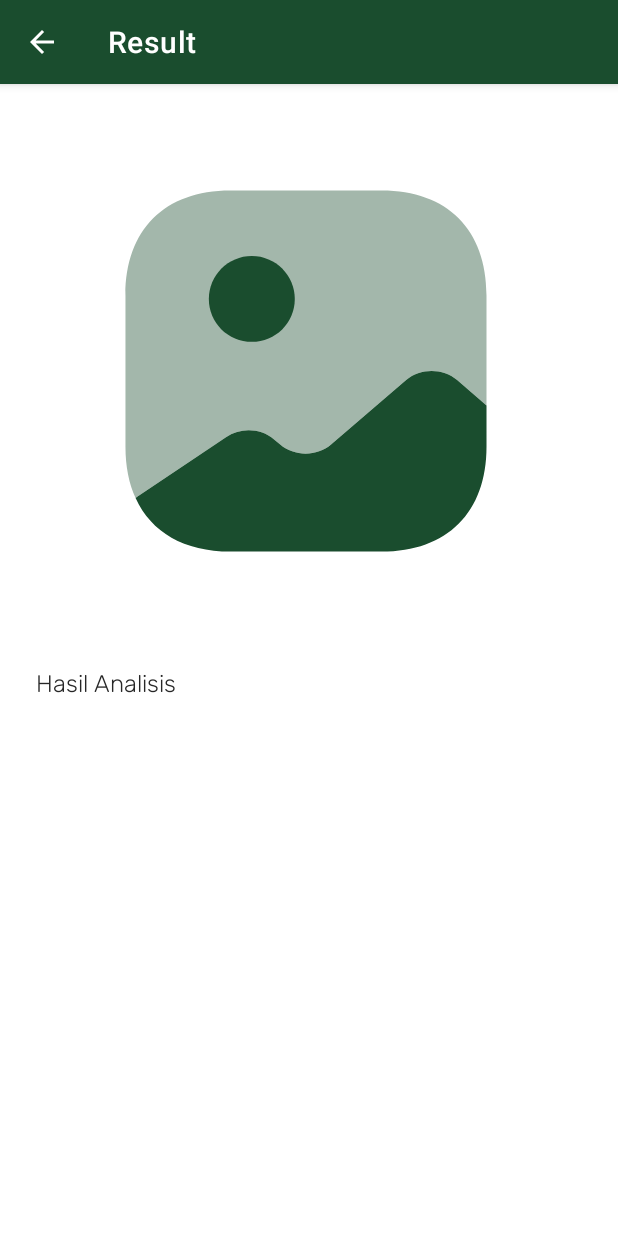
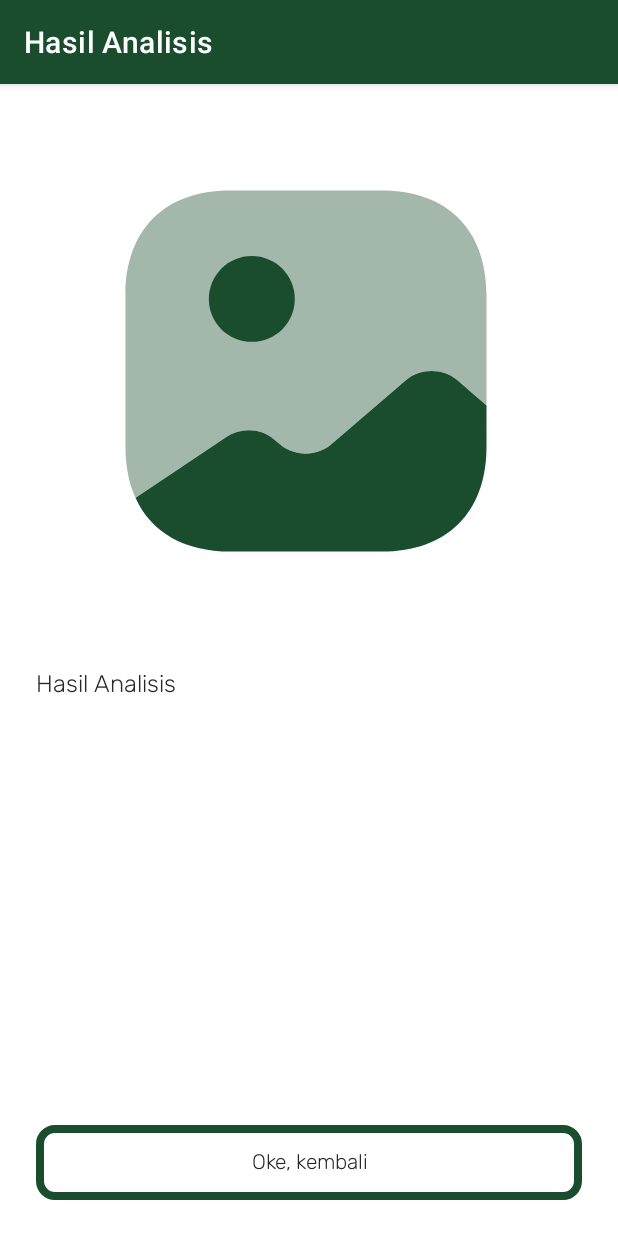
Before and after one commit to Tanamify/MD-Tanamify, an Android app: the ResultActivity screen opened directly, with no data from a screen before it, on a phone screen of 412 x 824 dp. Run offline under Robolectric (Android 15) with nearby library versions, the phone set to English and light mode, and no system bars; 2 statements that could not run were skipped.

Commit message:
fix: intent camera

```diff
--- a/app/src/main/java/com/bangkit/tanamify/ui/result/ResultActivity.kt
+++ b/app/src/main/java/com/bangkit/tanamify/ui/result/ResultActivity.kt
@@ -5,8 +5,8 @@ import android.content.Intent
 import android.net.Uri
 import android.os.Bundle
 import android.util.Log
-import android.view.MenuItem
 import androidx.appcompat.app.AppCompatActivity
+import com.bangkit.tanamify.MainActivity
 import com.bangkit.tanamify.databinding.ActivityResultBinding
 
 class ResultActivity : AppCompatActivity() {
@@ -31,27 +31,23 @@ class ResultActivity : AppCompatActivity() {
             Log.d("Result", "showResult: $it")
             binding.tvResultText.text = it
         }
+
+        // Set click listener for btn_okay
+        binding.btnOkay.setOnClickListener {
+            navigateToMainActivity()
+        }
     }
 
     private fun setupActionBar() {
         supportActionBar?.apply {
-            setDisplayHomeAsUpEnabled(true)
-            setDisplayShowHomeEnabled(true)
-            title = "Result"
+            title = "Hasil Analisis"
         }
     }
 
-    override fun onOptionsItemSelected(item: MenuItem): Boolean {
-        return when (item.itemId) {
-            android.R.id.home -> {
-                val resultIntent = Intent()
-                resultIntent.putExtra(EXTRA_RESULT, "Updated result")
-                setResult(Activity.RESULT_OK, resultIntent)
-                finish()
-                true
-            }
-            else -> super.onOptionsItemSelected(item)
-        }
+    private fun navigateToMainActivity() {
+        val intent = Intent(this, MainActivity::class.java)
+        startActivity(intent)
+        finish()
     }
 
     companion object {
--- a/app/src/main/res/layout/activity_result.xml
+++ b/app/src/main/res/layout/activity_result.xml
@@ -30,4 +30,17 @@
         app:layout_constraintStart_toStartOf="parent"
         app:layout_constraintTop_toBottomOf="@+id/resultImage" />
 
+    <androidx.appcompat.widget.AppCompatButton
+        android:id="@+id/btn_okay"
+        android:layout_width="match_parent"
+        android:layout_height="50dp"
+        android:layout_marginHorizontal="24dp"
+        android:layout_marginBottom="24dp"
+        android:background="@drawable/button_outline"
+        android:text="Oke, kembali"
+        android:textAllCaps="false"
+        android:textColor="@color/black"
+        android:fontFamily="@font/rubik"
+        app:layout_constraintBottom_toBottomOf="parent"/>
+
 </androidx.constraintlayout.widget.ConstraintLayout>
--- /dev/null
+++ b/app/src/main/res/xml/file_paths.xml
@@ -0,0 +1,3 @@
+<paths xmlns:android="http://schemas.android.com/apk/res/android">
+    <external-path name="external_files" path="." />
+</paths>
```
Also changed, not shown: app/src/main/AndroidManifest.xml (+11 -0 lines), app/src/main/java/com/bangkit/tanamify/ui/scan/ScanFragment.kt (+72 -9 lines).
